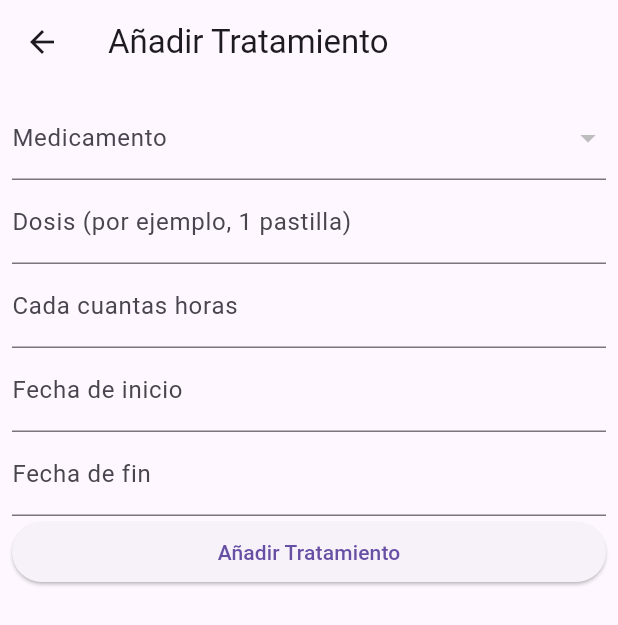
After one commit to Norbert-M/youhealth, a Flutter app: the AnadirPage screen opened directly, after a tap on "Añadir Tratamiento", on a phone screen of 412 x 824 dp. The commit adds this screen. Shown: the top 625 px of the screen. Run offline on Flutter 3.47's test engine with Material 3 defaults, Android fonts, the phone set to English and light mode, and no system bars; our stand-ins replace cloud_firestore, firebase_auth, firebase_core; accounts and stored records are empty.

Commit message:
funcionalidades de añadir tratamiento y medicamento

```diff
--- a/lib/Entity/tratamiento.dart
+++ b/lib/Entity/tratamiento.dart
@@ -43,6 +43,6 @@ class Tratamiento {
 
   @override
   String toString() {
-    return 'Tratamiento{idTratamiento: $idTratamiento, idMedicamento: $idMedicamento}';
+    return 'Tratamiento{ idMedicamento: $idMedicamento}';
   }
 }
--- /dev/null
+++ b/lib/screens/anyadir.dart
@@ -0,0 +1,51 @@
+import 'package:flutter/material.dart';
+import 'package:youhealth/screens/anyadir/anyadir_medicamento.dart';
+import 'package:youhealth/screens/anyadir/anyadir_tratamiento.dart';
+
+class AnadirPage extends StatelessWidget {
+  @override
+  Widget build(BuildContext context) {
+    return Scaffold(
+      appBar: AppBar(
+        title: Text('Añadir'),
+      ),
+      body: ListView(
+        children: <Widget>[
+          ListTile(
+            leading: Icon(Icons.calendar_today),
+            title: Text('Añadir Cita'),
+            onTap: () {
+              // Aquí puedes manejar el evento de clic en 'Añadir Cita'
+              // Por ejemplo, puedes navegar a la pantalla de añadir cita
+              // Navigator.push(context, MaterialPageRoute(builder: (context) => AnadirCitaPage()));
+            },
+          ),
+          ListTile(
+            leading: Icon(Icons.healing),
+            title: Text('Añadir Tratamiento'),
+            onTap: () {
+              // Aquí puedes manejar el evento de clic en 'Añadir Tratamiento'
+              // Por ejemplo, puedes navegar a la pantalla de añadir tratamiento
+              // Navigator.push(context, MaterialPageRoute(builder: (context) => AnadirTratamientoPage()));
+
+              Navigator.push(
+                context,
+                MaterialPageRoute(builder: (context) => AnadirTratamientoPage()),
+          );
+            },
+          ),
+          ListTile(
+            leading: Icon(Icons.medical_services),
+            title: Text('Añadir Medicamento'),
+            onTap: () {
+              Navigator.push(
+                context,
+                MaterialPageRoute(builder: (context) => AnadirMedicamentoPage()),
+          );
+            },
+          ),
+        ],
+      ),
+    );
+  }
+}
--- /dev/null
+++ b/lib/screens/anyadir/anyadir_tratamiento.dart
@@ -0,0 +1,160 @@
+import 'package:flutter/material.dart';
+import 'package:cloud_firestore/cloud_firestore.dart';
+import 'package:firebase_auth/firebase_auth.dart';
+import 'package:intl/intl.dart';
+
+
+class AnadirTratamientoPage extends StatefulWidget {
+  @override
+  _AnadirTratamientoPageState createState() => _AnadirTratamientoPageState();
+}
+
+class _AnadirTratamientoPageState extends State<AnadirTratamientoPage> {
+  final _formKey = GlobalKey<FormState>();
+  final _dosisController = TextEditingController();
+  final _horasController = TextEditingController();
+  final _fechaInicioController = TextEditingController();
+  final _fechaFinController = TextEditingController();
+  String? _medicamentoId;
+  List<DropdownMenuItem<String>> _medicamentoItems = [];
+  DateTime? _fechaInicio;
+  DateTime? _fechaFin;
+
+  @override
+  void initState() {
+    super.initState();
+    _loadMedicamentos();
+  }
+
+  Future<void> _loadMedicamentos() async {
+    QuerySnapshot medicamentosSnapshot = await FirebaseFirestore.instance.collection('medicamentos').get();
+    setState(() {
+      _medicamentoItems = medicamentosSnapshot.docs.map((doc) {
+        return DropdownMenuItem<String>(
+          value: doc.id,
+          child: Text(doc['nombre']),
+        );
+      }).toList();
+    });
+  }
+
+  @override
+  Widget build(BuildContext context) {
+    return Scaffold(
+      appBar: AppBar(
+        title: Text('Añadir Tratamiento'),
+      ),
+      body: Form(
+        key: _formKey,
+        child: ListView(
+          padding: EdgeInsets.all(8.0),
+          children: <Widget>[
+            DropdownButtonFormField<String>(
+              value: _medicamentoId,
+              items: _medicamentoItems,
+              onChanged: (value) {
+                setState(() {
+                  _medicamentoId = value;
+                });
+              },
+              decoration: InputDecoration(labelText: 'Medicamento'),
+              validator: (value) {
+                if (value == null || value.isEmpty) {
+                  return 'Por favor seleccione un medicamento';
+                }
+                return null;
+              },
+            ),
+            TextFormField(
+              controller: _dosisController,
+              decoration: InputDecoration(labelText: 'Dosis (por ejemplo, 1 pastilla)'),
+              validator: (value) {
+                if (value == null || value.isEmpty) {
+                  return 'Por favor ingrese la dosis';
+                }
+                return null;
+              },
+            ),
+            TextFormField(
+              controller: _horasController,
+              decoration: InputDecoration(labelText: 'Cada cuantas horas'),
+              keyboardType: TextInputType.number,
+              validator: (value) {
+                if (value == null || value.isEmpty) {
+                  return 'Por favor ingrese cada cuantas horas se hace el tratamiento';
+                }
+                return null;
+              },
+            ),
+            TextFormField(
+              controller: _fechaInicioController,
+              decoration: InputDecoration(labelText: 'Fecha de inicio'),
+              onTap: () async {
+                FocusScope.of(context).requestFocus(new FocusNode()); // para quitar el teclado
+                final fechaSeleccionada = await showDatePicker(
+                  context: context,
+                  initialDate: DateTime.now(),
+                  firstDate: DateTime(2000),
+                  lastDate: DateTime(2100),
+                );
+                if (fechaSeleccionada != null) {
+                  _fechaInicio = fechaSeleccionada;
+                  _fechaInicioController.text = DateFormat('dd/MM/yyyy').format(_fechaInicio!);
+                }
+              },
+              validator: (value) {
+                if (value == null || value.isEmpty) {
+                  return 'Por favor seleccione la fecha de inicio';
+                }
+                return null;
+              },
+            ),
+            TextFormField(
+              controller: _fechaFinController,
+              decoration: InputDecoration(labelText: 'Fecha de fin'),
+              onTap: () async {
+                FocusScope.of(context).requestFocus(new FocusNode()); // para quitar el teclado
+                final fechaSeleccionada = await showDatePicker(
+                  context: context,
+                  initialDate: DateTime.now(),
+                  firstDate: DateTime(2000),
+                  lastDate: DateTime(2100),
+                );
+                if (fechaSeleccionada != null) {
+                  _fechaFin = fechaSeleccionada;
+                  _fechaFinController.text = DateFormat('dd/MM/yyyy').format(_fechaFin!);
+                }
+              },
+              validator: (value) {
+                if (value == null || value.isEmpty) {
+                  return 'Por favor seleccione la fecha de fin';
+                }
+                return null;
+              },
+            ),
+            ElevatedButton(
+              child: Text('Añadir Tratamiento'),
+              onPressed: () async {
+                if (_formKey.currentState!.validate()) {
+                  // Aquí puedes añadir el tratamiento a la base de datos
+                  // Por ejemplo, puedes añadirlo a Firestore
+                  final tratamiento = {
+                    'idTratamiento': FirebaseFirestore.instance.collection('tratamientos').doc().id,
+                    'idMedicamento': _medicamentoId!,
+                    'idUser': FirebaseAuth.instance.currentUser!.uid,
+                    'dosis': _dosisController.text,
+                    'frecuenciaHoras': int.parse(_horasController.text),
+                    'fechaInicio': _fechaInicio!.millisecondsSinceEpoch, // Guarda la fecha como un timestamp
+                    'fechaFin': _fechaFin!.millisecondsSinceEpoch, // Guarda la fecha como un timestamp
+                  };
+                  await FirebaseFirestore.instance.collection('tratamientos').doc(tratamiento['idTratamiento'] as String?).set(tratamiento);
+                  Navigator.pop(context);
+                }
+              },
+            ),
+          ],
+        ),
+      ),
+    );
+  }
+}
--- a/pubspec.yaml
+++ b/pubspec.yaml
@@ -14,6 +14,7 @@ dependencies:
   firebase_auth_rest: ^2.0.4
   firebase_messaging: ^14.9.2
   firebase_auth: ^4.19.6
+  intl: ^0.19.0
 
 dev_dependencies:
   flutter_test:
```
Also changed, not shown: lib/Widgets/bottom_nav_widget.dart (+54 -0 lines), lib/Widgets/top_bar_widget.dart (added, +38 -0 lines), lib/screens/anyadir/anyadir_medicamento.dart (added, +81 -0 lines), lib/screens/dashboard.dart (+14 -0 lines), lib/screens/historial.dart (added, +67 -0 lines), lib/screens/login.dart (+28 -4 lines), lib/screens/perfil.dart (added, +58 -0 lines), lib/screens/principal.dart (added, +60 -0 lines), lib/Widgets/datepicker.dart (added), lib/screens/anyadir/anyadir_cita.dart (added), pubspec.lock.
